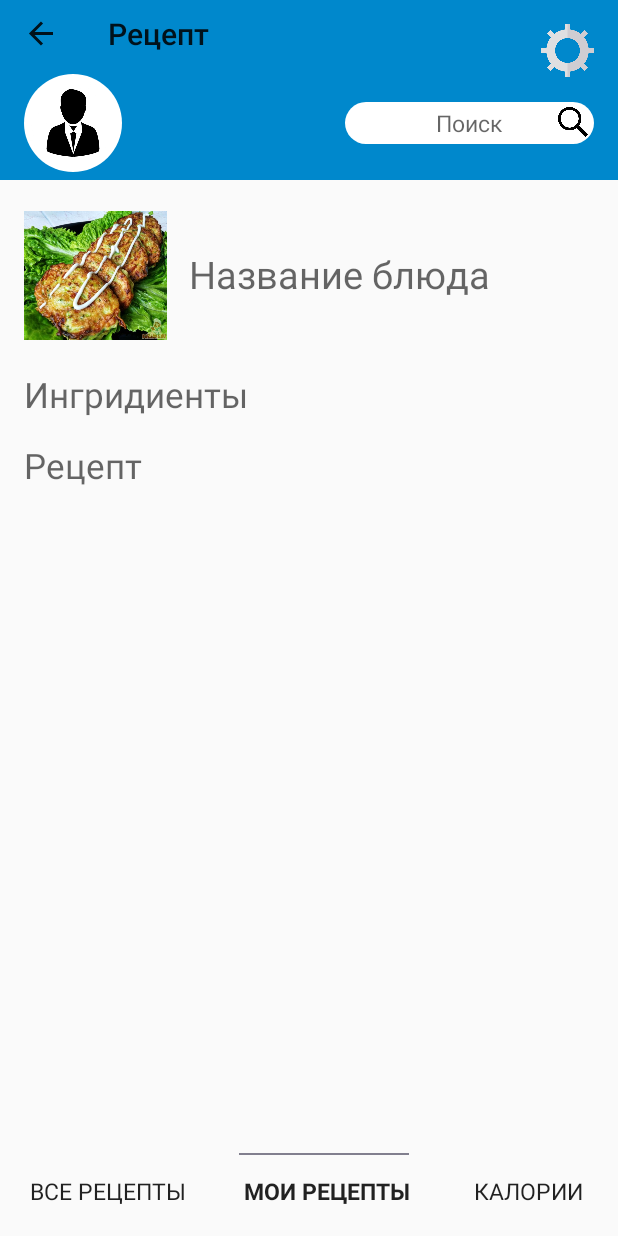
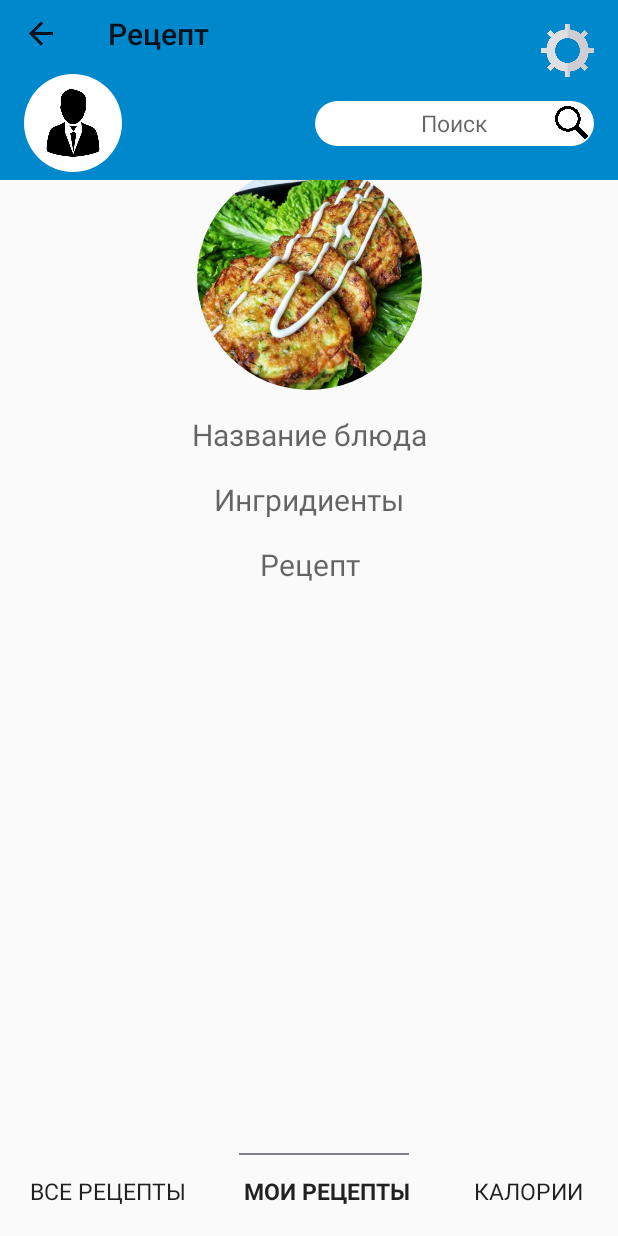
Before and after one commit to NikitaPetrenko17488/povar_v1, an Android app: the ViewOneReceptInRecycle screen opened through its navigation route, on a phone screen of 412 x 824 dp. Run offline under Robolectric (Android 15) with nearby library versions, the phone set to English and light mode, and no system bars; our stand-ins replace CircleImageView, Firebase (no records; nobody signed in at launch, a user with empty details on screens opened directly), Picasso, navigation-ui; libraries missing offline, so code that uses them is left out: com.theartofdev.edmodo; pictures from the network do not load.

Commit message:
немного дизайна v2.0

```diff
--- a/app/src/main/res/layout/activity_main.xml
+++ b/app/src/main/res/layout/activity_main.xml
@@ -116,16 +116,14 @@
 
     <EditText
         android:maxLines="1"
-
         android:id="@+id/SearchRecept"
-        android:layout_height="28dp"
+        android:layout_height="30dp"
         android:layout_width="match_parent"
         app:layout_constraintTop_toTopOf="@id/circleImageViewForActivityMain"
         app:layout_constraintEnd_toEndOf="parent"
         app:layout_constraintBottom_toBottomOf="@id/circleImageViewForActivityMain"
-        android:layout_marginStart="230dp"
+        android:layout_marginStart="210dp"
         android:layout_marginEnd="16dp"
-
         android:hint="Поиск"
         android:background="@drawable/edittextoval"
         android:gravity="center_horizontal|center_vertical"
@@ -136,8 +134,8 @@
         android:id="@+id/SearchReceptButton"
         android:layout_marginEnd="4dp"
         android:layout_marginTop="3dp"
-        android:layout_height="20dp"
-        android:layout_width="20dp"
+        android:layout_height="22dp"
+        android:layout_width="22dp"
         android:background="@null"
         app:layout_constraintEnd_toEndOf="@id/SearchRecept"
         app:layout_constraintTop_toTopOf="@id/SearchRecept"
@@ -158,18 +156,17 @@
         app:layout_constraintLeft_toLeftOf="parent" />
 
     <TextView
+        android:text=""
         android:id="@+id/textViewNameforActivityMain"
         android:layout_width="wrap_content"
-        android:layout_height="29dp"
-
-        android:gravity="top"
-        android:text=""
-        android:textSize="25dp"
+        android:layout_height="26dp"
+        android:layout_marginStart="10dp"
+        android:gravity="center"
+        android:textColor="@color/black"
+        android:textSize="22dp"
         android:textStyle="bold"
-        android:textColor="@color/black"
-        android:layout_marginLeft="16dp"
+        app:layout_constraintBottom_toBottomOf="@id/circleImageViewForActivityMain"
         app:layout_constraintStart_toEndOf="@+id/circleImageViewForActivityMain"
-        app:layout_constraintBottom_toBottomOf="@id/circleImageViewForActivityMain"
         app:layout_constraintTop_toTopOf="@id/circleImageViewForActivityMain" />
 
 
--- a/app/src/main/res/layout/fragment_view_one_recept_in_recycle.xml
+++ b/app/src/main/res/layout/fragment_view_one_recept_in_recycle.xml
@@ -18,12 +18,13 @@
 
             <TextView
                 android:id="@+id/EditTextFormulaView"
+                android:gravity="center"
                 android:layout_width="match_parent"
                 android:layout_height="wrap_content"
                 android:layout_marginTop="16dp"
-                android:textSize="23dp"
                 android:layout_marginStart="16dp"
                 android:layout_marginEnd="16dp"
+                android:textSize="20dp"
                 app:layout_constraintStart_toStartOf="parent"
                 android:hint="Рецепт"
                 app:layout_constraintTop_toBottomOf="@id/EditTextIngridientView" />
@@ -34,40 +35,40 @@
 
             <TextView
                 android:id="@+id/EditTextIngridientView"
+                android:gravity="center"
                 android:layout_width="match_parent"
                 android:layout_height="wrap_content"
                 android:layout_marginTop="16dp"
-                android:textSize="23dp"
+                android:textSize="20dp"
                 android:hint="Ингридиенты"
                 android:layout_marginStart="16dp"
                 android:layout_marginEnd="16dp"
                 app:layout_constraintStart_toStartOf="parent"
+                app:layout_constraintTop_toBottomOf="@id/EditTextNameView" />
+
+            <TextView
+                android:id="@+id/EditTextNameView"
+                android:gravity="center"
+                android:layout_width="match_parent"
+                android:layout_height="wrap_content"
+                android:layout_marginEnd="16dp"
+                android:hint="Название блюда"
+                android:maxLines="1"
+                android:textSize="20dp"
+                android:layout_marginTop="16dp"
+                android:layout_marginStart="16dp"
+                app:layout_constraintEnd_toEndOf="parent"
+                app:layout_constraintStart_toStartOf="parent"
                 app:layout_constraintTop_toBottomOf="@id/ImageViewRecept" />
 
-            <TextView
-
-                android:id="@+id/EditTextNameView"
-                android:layout_width="match_parent"
-                android:layout_height="wrap_content"
-                android:layout_marginStart="126dp"
-                android:layout_marginTop="55dp"
-                android:hint="Название блюда"
-                android:maxLines="1"
-                android:textSize="25dp"
+            <de.hdodenhof.circleimageview.CircleImageView
+                android:id="@+id/ImageViewRecept"
+                android:layout_width="150dp"
+                android:layout_height="150dp"
+                android:src="@drawable/recept"
                 app:layout_constraintEnd_toEndOf="parent"
-                app:layout_constraintStart_toEndOf="@id/ImageViewRecept"
-                android:layout_marginEnd="16dp"
-                app:layout_constraintTop_toTopOf="parent" />
-
-            <ImageView
-                android:id="@+id/ImageViewRecept"
-                android:layout_width="95dp"
-                android:layout_height="95dp"
-                android:src="@drawable/recept"
+                app:layout_constraintStart_toStartOf="parent"
                 app:layout_constraintTop_toTopOf="parent"
-                android:layout_marginTop="26dp"
-                android:layout_marginStart="16dp"
-                app:layout_constraintStart_toStartOf="parent"
                 tools:ignore="MissingConstraints" />
 
 
--- a/app/src/main/res/layout/list_item_recept_all.xml
+++ b/app/src/main/res/layout/list_item_recept_all.xml
@@ -26,8 +26,8 @@
 
     <de.hdodenhof.circleimageview.CircleImageView
         android:id="@+id/image_src_All"
-        android:layout_width="110dp"
-        android:layout_height="110dp"
+        android:layout_width="100dp"
+        android:layout_height="100dp"
         android:layout_marginStart="16dp"
         android:src="@drawable/recept"
         app:layout_constraintStart_toStartOf="parent"
@@ -42,7 +42,7 @@
         android:layout_marginStart="140dp"
         android:layout_marginTop="65dp"
         android:text="@string/title"
-        android:textSize="28dp"
+        android:textSize="25dp"
         android:textStyle="bold"
         android:textColor="@color/black"
         android:layout_marginEnd="16dp"
```
Also changed, not shown: app/src/main/res/layout/fragment_add.xml (+48 -19 lines), app/src/main/res/layout/fragment_update.xml (+31 -29 lines), app/src/main/res/layout/fragment_view1.xml (+8 -3 lines), app/src/main/res/layout/list_item_recept.xml (+15 -16 lines), app/src/main/res/drawable-v24/edit.png.
